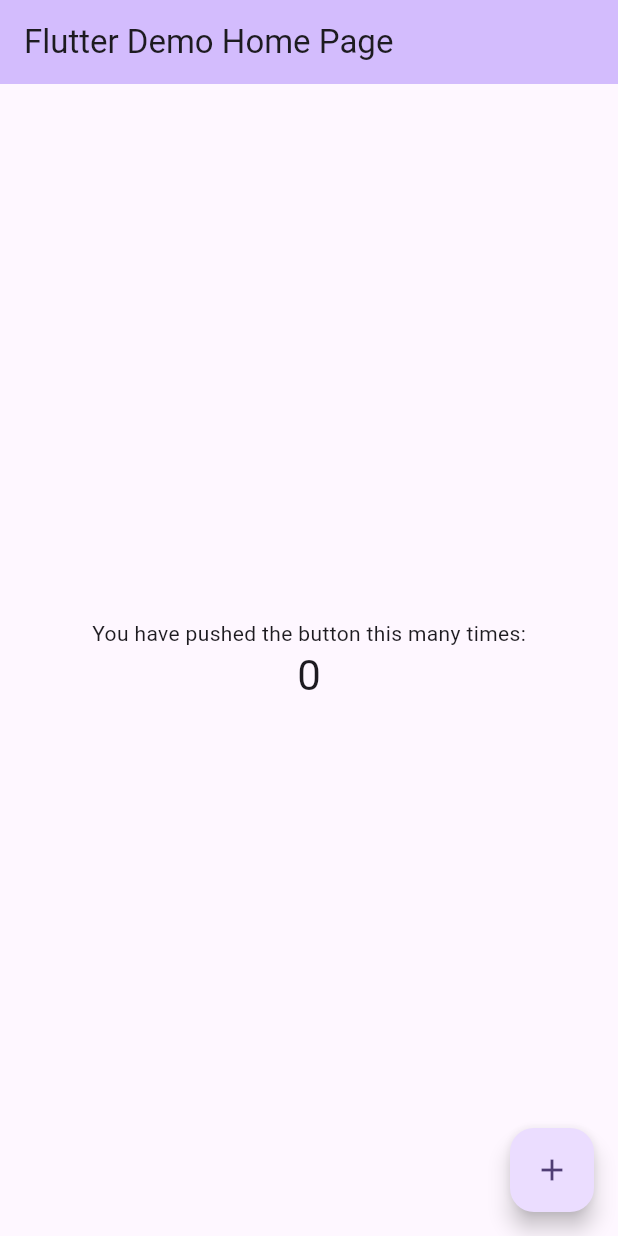
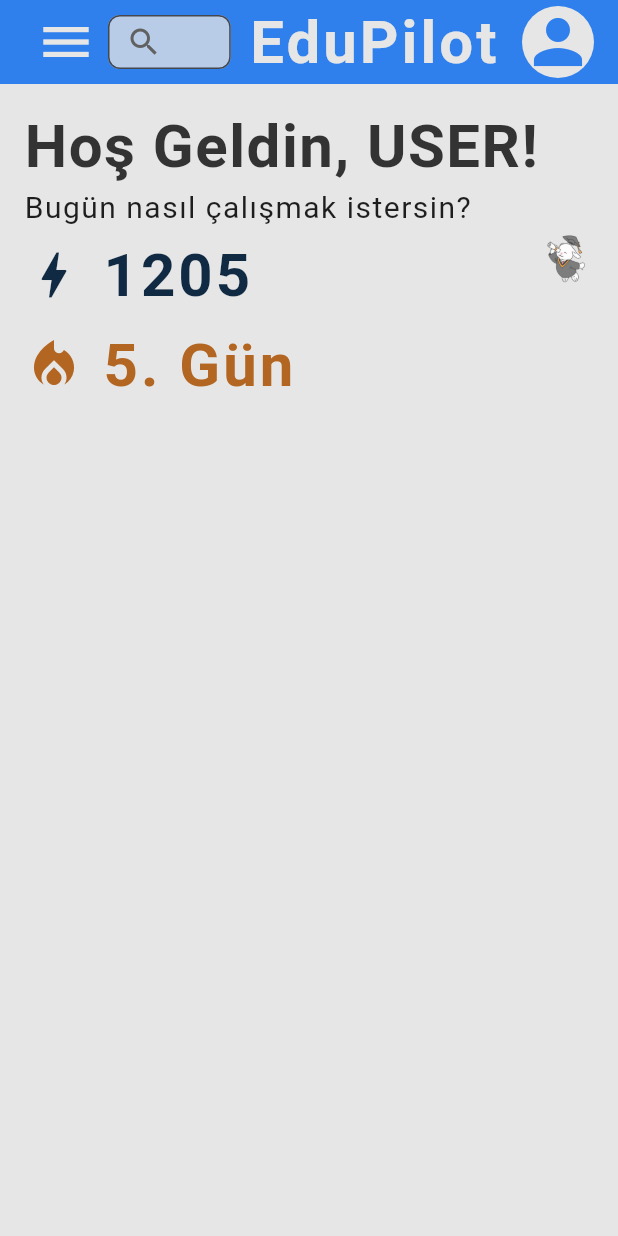
Before and after one commit to NisaDost/EduPilot, a Flutter app: the screen it shows after launch, on a phone screen of 412 x 824 dp. Run offline on Flutter 3.47's test engine with Material 3 defaults, Android fonts, the phone set to English and light mode, and no system bars; our stand-ins replace firebase_core, google_fonts; accounts and stored records are empty; Roboto replaces fonts that are missing (Jomhuria).

Commit message:
make first steps of the projeect

```diff
--- a/edupilot/lib/main.dart
+++ b/edupilot/lib/main.dart
@@ -1,122 +1,40 @@
+import 'package:edupilot/screens/home/home.dart';
+import 'package:edupilot/theme.dart';
 import 'package:flutter/material.dart';
 
-void main() {
-  runApp(const MyApp());
+// firebase
+import 'package:firebase_core/firebase_core.dart';
+import 'firebase_options.dart';
+
+
+void main() async {
+
+  // allows firebase to use platform channels to call native code
+  WidgetsFlutterBinding.ensureInitialized();
+
+  await Firebase.initializeApp(
+      options: DefaultFirebaseOptions.currentPlatform,
+  );
+
+  runApp(MaterialApp(
+      theme: primaryTheme,
+      home: const Home(),
+    ),
+  );
 }
 
-class MyApp extends StatelessWidget {
-  const MyApp({super.key});
+class Sandbox extends StatelessWidget {
+  const Sandbox({super.key});
 
-  // This widget is the root of your application.
   @override
   Widget build(BuildContext context) {
-    return MaterialApp(
-      title: 'Flutter Demo',
-      theme: ThemeData(
-        // This is the theme of your application.
-        //
-        // TRY THIS: Try running your application with "flutter run". You'll see
-        // the application has a purple toolbar. Then, without quitting the app,
-        // try changing the seedColor in the colorScheme below to Colors.green
-        // and then invoke "hot reload" (save your changes or press the "hot
-        // reload" button in a Flutter-supported IDE, or press "r" if you used
-        // the command line to start the app).
-        //
-        // Notice that the counter didn't reset back to zero; the application
-        // state is not lost during the reload. To reset the state, use hot
-        // restart instead.
-        //
-        // This works for code too, not just values: Most code changes can be
-        // tested with just a hot reload.
-        colorScheme: ColorScheme.fromSeed(seedColor: Colors.deepPurple),
+    return Scaffold(
+      appBar: AppBar(
+        title: const Text('SANDBOX'),
+        backgroundColor: Colors.grey,
+        centerTitle: true,
       ),
-      home: const MyHomePage(title: 'Flutter Demo Home Page'),
+      body: const Text('Sandbox'),
     );
   }
 }
-
-class MyHomePage extends StatefulWidget {
-  const MyHomePage({super.key, required this.title});
-
-  // This widget is the home page of your application. It is stateful, meaning
-  // that it has a State object (defined below) that contains fields that affect
-  // how it looks.
-
-  // This class is the configuration for the state. It holds the values (in this
-  // case the title) provided by the parent (in this case the App widget) and
-  // used by the build method of the State. Fields in a Widget subclass are
-  // always marked "final".
-
-  final String title;
-
-  @override
-  State<MyHomePage> createState() => _MyHomePageState();
-}
-
-class _MyHomePageState extends State<MyHomePage> {
-  int _counter = 0;
-
-  void _incrementCounter() {
-    setState(() {
-      // This call to setState tells the Flutter framework that something has
-      // changed in this State, which causes it to rerun the build method below
-      // so that the display can reflect the updated values. If we changed
-      // _counter without calling setState(), then the build method would not be
-      // called again, and so nothing would appear to happen.
-      _counter++;
-    });
-  }
-
-  @override
-  Widget build(BuildContext context) {
-    // This method is rerun every time setState is called, for instance as done
-    // by the _incrementCounter method above.
-    //
-    // The Flutter framework has been optimized to make rerunning build methods
-    // fast, so that you can just rebuild anything that needs updating rather
-    // than having to individually change instances of widgets.
-    return Scaffold(
-      appBar: AppBar(
-        // TRY THIS: Try changing the color here to a specific color (to
-        // Colors.amber, perhaps?) and trigger a hot reload to see the AppBar
-        // change color while the other colors stay the same.
-        backgroundColor: Theme.of(context).colorScheme.inversePrimary,
-        // Here we take the value from the MyHomePage object that was created by
-        // the App.build method, and use it to set our appbar title.
-        title: Text(widget.title),
-      ),
-      body: Center(
-        // Center is a layout widget. It takes a single child and positions it
-        // in the middle of the parent.
-        child: Column(
-          // Column is also a layout widget. It takes a list of children and
-          // arranges them vertically. By default, it sizes itself to fit its
-          // children horizontally, and tries to be as tall as its parent.
-          //
-          // Column has various properties to control how it sizes itself and
-          // how it positions its children. Here we use mainAxisAlignment to
-          // center the children vertically; the main axis here is the vertical
-          // axis because Columns are vertical (the cross axis would be
-          // horizontal).
-          //
-          // TRY THIS: Invoke "debug painting" (choose the "Toggle Debug Paint"
-          // action in the IDE, or press "p" in the console), to see the
-          // wireframe for each widget.
-          mainAxisAlignment: MainAxisAlignment.center,
-          children: <Widget>[
-            const Text('You have pushed the button this many times:'),
-            Text(
-              '$_counter',
-              style: Theme.of(context).textTheme.headlineMedium,
-            ),
-          ],
-        ),
-      ),
-      floatingActionButton: FloatingActionButton(
-        onPressed: _incrementCounter,
-        tooltip: 'Increment',
-        child: const Icon(Icons.add),
-      ), // This trailing comma makes auto-formatting nicer for build methods.
-    );
-  }
-}
--- /dev/null
+++ b/edupilot/lib/screens/home/home.dart
@@ -0,0 +1,79 @@
+import 'package:edupilot/shared/styled_app_bar.dart';
+import 'package:edupilot/shared/styled_text.dart';
+import 'package:edupilot/theme.dart';
+import 'package:flutter/material.dart';
+import 'package:google_fonts/google_fonts.dart';
+
+class Home extends StatelessWidget {
+  const Home({super.key});
+
+  @override
+  Widget build(BuildContext context) {
+    return Scaffold(
+      appBar: StyledAppBar(),
+      body: SingleChildScrollView(
+        padding: const EdgeInsets.all(16),
+        child: Column(
+          children: [
+            // Hoş Geldin ve hızlı bilgi ekranı
+            Row(
+              children: [
+                Column(
+                  crossAxisAlignment: CrossAxisAlignment.start,
+                  children: [
+                    StyledHeading('Hoş Geldin, USER!'),
+                    Text('Bugün nasıl çalışmak istersin?', style: TextStyle(
+                        fontSize: 20,
+                        fontFamily: GoogleFonts.jomhuria().fontFamily,
+                        foreground: Paint()..color = AppColors.textColor,
+                      )
+                    ),
+
+                    // puan bilgisi ve iconu
+                    Row(
+                      children: [
+                        Icon(Icons.bolt,
+                          color: AppColors.primaryAccent,
+                          size: 40,
+                        ),
+                        SizedBox(width: 12),
+                        StyledTitle('1205', AppColors.primaryAccent),
+                      ],
+                    ),
+
+                    // streak bilgisi ve iconu
+                    Row(
+                      children: [
+                        Icon(Icons.local_fire_department,
+                          color: AppColors.secondaryAccent,
+                          size: 40,
+                        ),
+                        SizedBox(width: 12),
+                        StyledTitle('5. Gün', AppColors.secondaryAccent),
+                      ],
+                    ),
+                  ],
+                ),
+
+                // maskot resmi
+                Expanded(
+                  child: Image.asset('assets/img/mascots/demo_mascot.png',
+                    height: 180,
+                    width: 180,
+                  ),
+                ),
+              ],
+            ),
+
+            // ders kartları
+            Row(
+              children: [
+
+              ],
+            ),
+          ],
+        ),
+      ),
+    );
+  }
+}
--- /dev/null
+++ b/edupilot/lib/shared/styled_app_bar.dart
@@ -0,0 +1,73 @@
+import 'package:edupilot/shared/styled_text.dart';
+import 'package:edupilot/theme.dart';
+import 'package:flutter/material.dart';
+
+class StyledAppBar extends StatelessWidget implements PreferredSizeWidget {
+  const StyledAppBar({super.key});
+
+  @override
+  Widget build(BuildContext context) {
+    return AppBar(
+      title: Row(
+        mainAxisAlignment: MainAxisAlignment.spaceBetween,
+        children: [
+          // menu iconu
+          IconButton(
+            onPressed: () {},
+            icon: Icon(Icons.menu,
+              color: AppColors.backgroundColor,
+              size: 40,
+            ),
+          ),
+
+          // search bar
+          Expanded(
+            child: Padding(
+              padding: const EdgeInsets.only(right: 12),
+              child: TextField(
+                decoration: InputDecoration(
+                  filled: true,
+                  fillColor: AppColors.backgroundColor.withValues(alpha: 0.75),
+                  prefixIcon: Icon(Icons.search,
+                    color: Colors.grey[700],
+                    size: 24,
+                  ),
+
+                  hintText: 'Ara?',
+                  hintStyle: TextStyle(
+                    color: Colors.grey[700],
+                  ),
+                  border: OutlineInputBorder(
+                    borderRadius: BorderRadius.circular(8),
+                    borderSide: BorderSide(color: AppColors.backgroundColor.withValues(alpha: 0.75)),
+                  ),
+                  contentPadding: EdgeInsets.symmetric(vertical: 6, horizontal: 12), // Shrinks vertically
+                  constraints: BoxConstraints(minHeight: 36, maxHeight: 36), // Limits height
+                ),
+              ),
+            ),
+          ),
+
+          // uygulama ismi ve profil resmi
+          Row(
+            children: [
+              StyledTitle('EduPilot', AppColors.backgroundColor),
+              const SizedBox(width: 16),
+              CircleAvatar(
+                backgroundColor: AppColors.backgroundColor,
+                radius: 24,
+                child: Icon(Icons.person,
+                  color: AppColors.primaryColor,
+                  size: 48,
+                ),
+              ),
+            ],
+          ),
+        ],
+      )
+    );
+  }
+
+  @override
+  Size get preferredSize => const Size.fromHeight(kToolbarHeight);
+}
--- /dev/null
+++ b/edupilot/lib/shared/styled_text.dart
@@ -0,0 +1,43 @@
+import 'package:flutter/material.dart';
+import 'package:google_fonts/google_fonts.dart';
+
+class StyledText extends StatelessWidget {
+  const StyledText(this.text, {super.key});
+
+  final String text;
+
+  @override
+  Widget build(BuildContext context) {
+    return Text(text, style: GoogleFonts.jomhuria(
+      textStyle: Theme.of(context).textTheme.bodyMedium,
+    ));
+  }
+}
+
+class StyledHeading extends StatelessWidget {
+  const StyledHeading(this.text, {super.key});
+
+  final String text;
+
+  @override
+  Widget build(BuildContext context) {
+    return Text(text, style: GoogleFonts.jomhuria(
+      textStyle: Theme.of(context).textTheme.headlineMedium,
+    ));
+  }
+}
+
+class StyledTitle extends StatelessWidget {
+  const StyledTitle(this.text, this.color, {super.key});
+
+  final String text;
+  final Color? color;
+
+  @override
+  Widget build(BuildContext context) {
+    return Text(text, style: GoogleFonts.jomhuria(
+      textStyle: Theme.of(context).textTheme.titleMedium,
+      color: color,
+    ));
+  }
+}
--- /dev/null
+++ b/edupilot/lib/theme.dart
@@ -0,0 +1,52 @@
+import 'package:flutter/material.dart';
+
+class AppColors {
+  static Color primaryColor = const Color.fromRGBO(47, 128, 237, 1);
+  static Color primaryAccent = const Color.fromRGBO(16, 42, 67, 1);
+  static Color secondaryColor = const Color.fromRGBO(240, 136, 45, 1);
+  static Color secondaryAccent = const Color.fromRGBO(179, 101, 34, 1);
+  static Color backgroundColor = const Color.fromRGBO(230, 230, 230, 1);
+  static Color titleColor = const Color.fromRGBO(51, 51, 51, 1);
+  static Color textColor = const Color.fromRGBO(30, 30, 30, 1);
+  static Color successColor = const Color.fromRGBO(52, 180, 57, 1);
+  static Color highlightColor = const Color.fromRGBO(212, 172, 13, 1);
+  static Color dangerColor = const Color.fromRGBO(202, 43, 43, 1);
+}
+
+ThemeData primaryTheme = ThemeData(
+  // seed color
+  colorScheme: ColorScheme.fromSeed(
+    seedColor: AppColors.primaryColor,
+  ),
+
+  // scaffold color
+  scaffoldBackgroundColor: AppColors.backgroundColor,
+
+  // app bar theme color
+  appBarTheme: AppBarTheme(
+    backgroundColor: AppColors.primaryColor,
+    foregroundColor: AppColors.textColor,
+    surfaceTintColor: Colors.transparent,
+  ),
+
+  // text theme
+  textTheme: TextTheme(
+    bodyMedium: TextStyle(
+      color: AppColors.textColor,
+      fontSize: 32,
+      letterSpacing: 1,
+    ),
+    headlineMedium: TextStyle(
+      color: AppColors.titleColor,
+      fontSize: 40,
+      fontWeight: FontWeight.bold,
+      letterSpacing: 1,
+    ),
+    titleMedium: TextStyle(
+      color: AppColors.titleColor,
+      fontSize: 40,
+      fontWeight: FontWeight.bold,
+      letterSpacing: 2,
+    ),
+  ),
+);
```
Also changed, not shown: edupilot/pubspec.yaml (+5 -3 lines), edupilot/assets/img/icons/bio.svg (added), edupilot/assets/img/icons/chem.svg (added), edupilot/assets/img/icons/math.svg (added), edupilot/assets/img/icons/phys.svg (added), edupilot/assets/img/mascots/demo_mascot.png (added), edupilot/firebase.json (added), edupilot/lib/firebase_options.dart (added), 5 other files.
